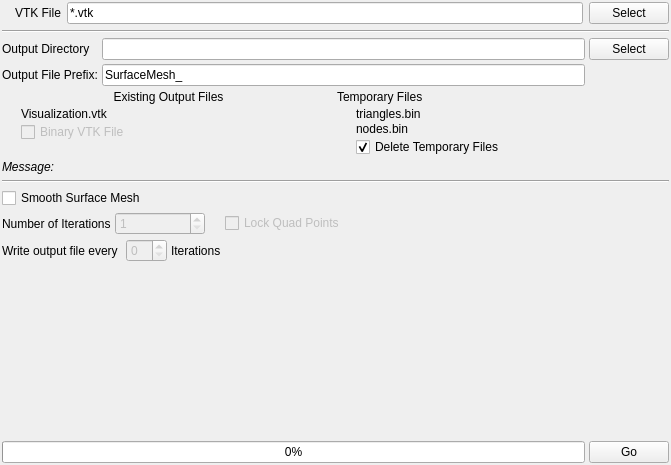
The window that Source/AIM/GUI/UI_Files/SurfaceMeshingWidget.ui (BlueQuartzSoftware/DREAM3D) describes before a commit, drawn with Qt 5.
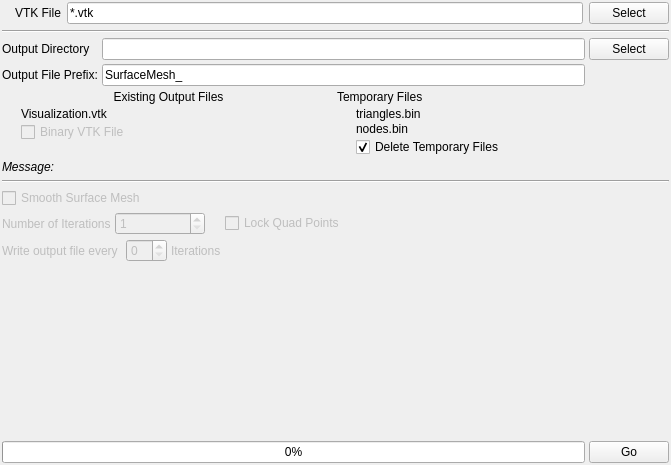
The same window after the commit. Icons and pictures are not drawn.

```diff
--- a/Source/AIM/GUI/UI_Files/SurfaceMeshingWidget.ui
+++ b/Source/AIM/GUI/UI_Files/SurfaceMeshingWidget.ui
@@ -281,6 +281,9 @@
    </item>
    <item>
     <widget class="QCheckBox" name="m_SmoothMesh">
+     <property name="enabled">
+      <bool>false</bool>
+     </property>
      <property name="text">
       <string>Smooth Surface Mesh</string>
      </property>
@@ -298,6 +301,9 @@
        </property>
        <item>
         <widget class="QLabel" name="label_26">
+         <property name="enabled">
+          <bool>false</bool>
+         </property>
          <property name="text">
           <string>Number of Iterations</string>
          </property>
@@ -351,6 +357,9 @@
        </property>
        <item>
         <widget class="QLabel" name="label_27">
+         <property name="enabled">
+          <bool>false</bool>
+         </property>
          <property name="text">
           <string>Write output file every </string>
          </property>
@@ -365,6 +374,9 @@
        </item>
        <item>
         <widget class="QLabel" name="label_28">
+         <property name="enabled">
+          <bool>false</bool>
+         </property>
          <property name="text">
           <string>Iterations</string>
          </property>
```
